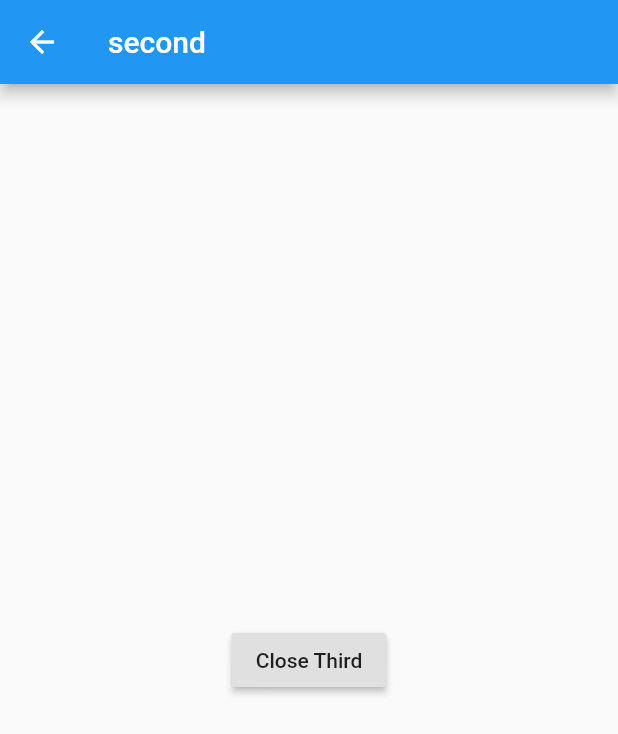
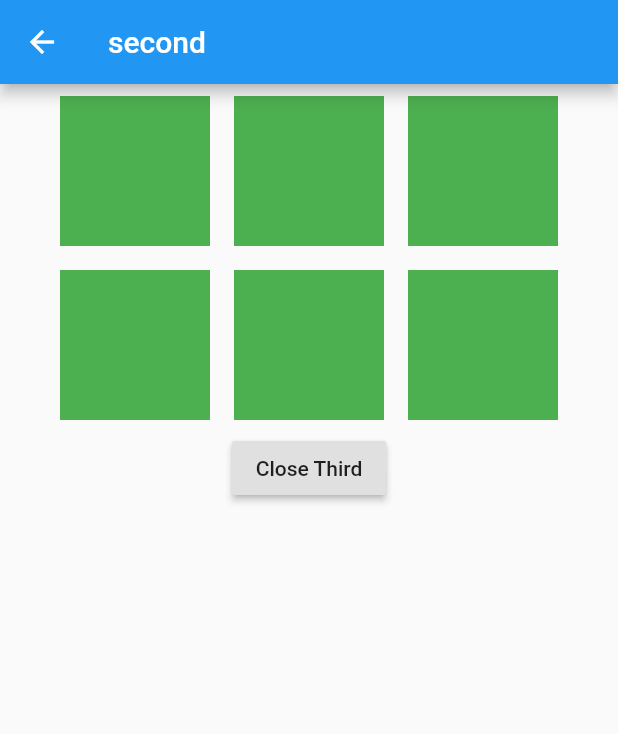
Before and after one commit to Tecco/flutter-app-first, a Flutter app: the ThirdPage screen opened directly, on a phone screen of 412 x 824 dp. Shown: the top 734 px of the screen. Run offline on Flutter 3.47's test engine with Material 2 defaults, Android fonts, the phone set to English and light mode, and no system bars.

Commit message:
Add Wrap list layout

```diff
--- a/lib/main.dart
+++ b/lib/main.dart
@@ -311,11 +311,25 @@ class ThirdPage extends StatelessWidget {
     return Scaffold(
       appBar: AppBar(title: Text(secondText)),
       body: Center(
-        child: RaisedButton(
-          onPressed: () {
-            Navigator.pop(context);
-          },
-          child: Text('Close Third'),
+        child: Column(
+          children: <Widget>[
+            Wrap(
+              children: [
+                item(size: 100),
+                item(size: 100),
+                item(size: 100),
+                item(size: 100),
+                item(size: 100),
+                item(size: 100),
+              ],
+            ),
+            RaisedButton(
+              onPressed: () {
+                Navigator.pop(context);
+              },
+              child: Text('Close Third'),
+            ),
+          ],
         ),
       ),
     );
```
